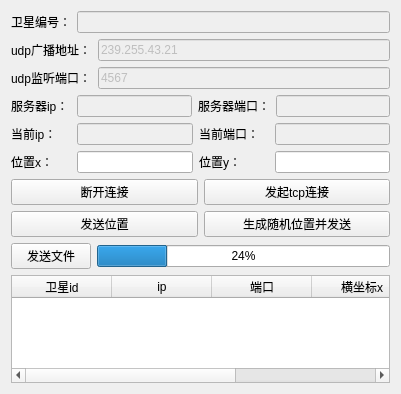
Qt form client.ui (VictorySong/ls) before a commit.
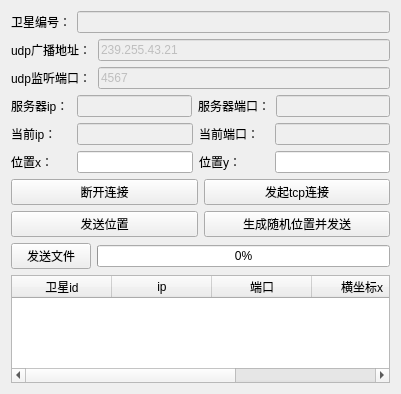
The same form after that commit.

What changed in the file:
```diff
--- a/client.ui
+++ b/client.ui
@@ -284,7 +284,7 @@
        <item>
         <widget class="QProgressBar" name="fileprogressBar">
          <property name="value">
-          <number>24</number>
+          <number>0</number>
          </property>
         </widget>
        </item>
```
